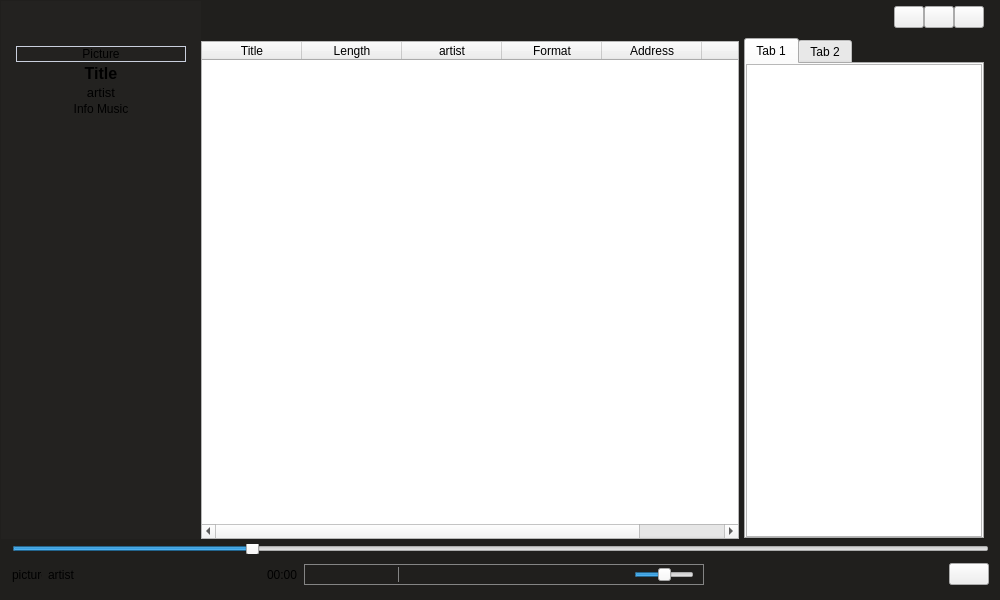
Qt form home.ui (rivali-13/jukebox) before a commit.
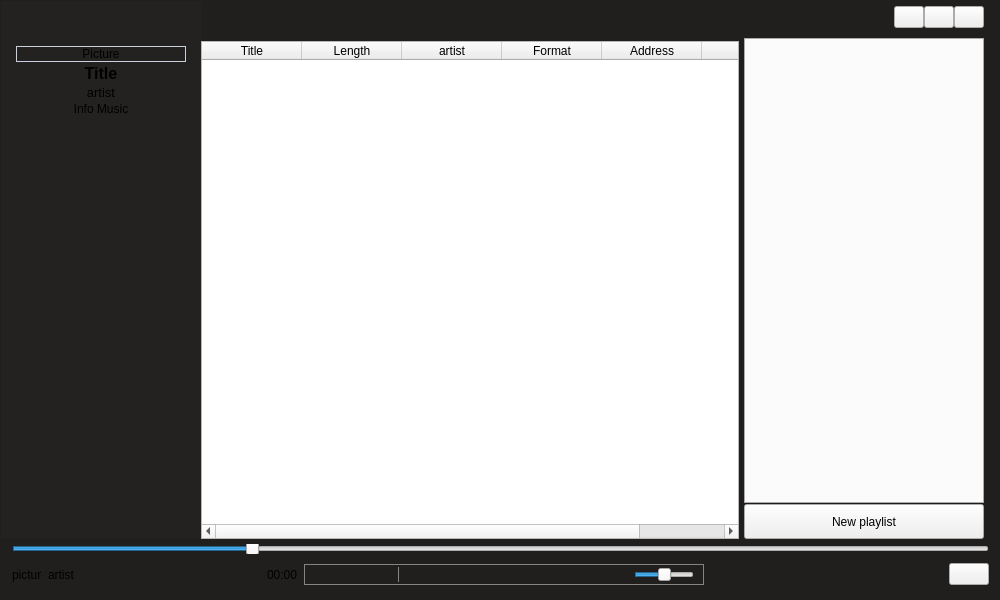
The same form after that commit. Icons and pictures are not drawn.

The edit to the form file:
```diff
--- a/home.ui
+++ b/home.ui
@@ -512,38 +512,30 @@
                      <property name="currentIndex">
                       <number>0</number>
                      </property>
-                     <widget class="QWidget" name="tab">
-                      <attribute name="title">
-                       <string>Tab 1</string>
-                      </attribute>
-                      <layout class="QVBoxLayout" name="verticalLayout_7">
-                       <property name="leftMargin">
-                        <number>0</number>
-                       </property>
-                       <property name="topMargin">
-                        <number>0</number>
-                       </property>
-                       <property name="rightMargin">
-                        <number>0</number>
-                       </property>
-                       <property name="bottomMargin">
-                        <number>0</number>
-                       </property>
-                       <item>
-                        <widget class="QListWidget" name="playlist"/>
-                       </item>
-                      </layout>
-                     </widget>
-                     <widget class="QWidget" name="tab_2">
-                      <attribute name="title">
-                       <string>Tab 2</string>
-                      </attribute>
-                     </widget>
                     </widget>
                    </item>
                   </layout>
                  </widget>
                 </item>
+                <item>
+                 <widget class="QPushButton" name="new_playlist">
+                  <property name="minimumSize">
+                   <size>
+                    <width>0</width>
+                    <height>35</height>
+                   </size>
+                  </property>
+                  <property name="text">
+                   <string>New playlist</string>
+                  </property>
+                  <property name="iconSize">
+                   <size>
+                    <width>16</width>
+                    <height>30</height>
+                   </size>
+                  </property>
+                 </widget>
+                </item>
                 <item>
                  <widget class="QWidget" name="widget_4" native="true"/>
                 </item>
```
Left out of the diff: 2 changed lines with no effect on the pictures.
